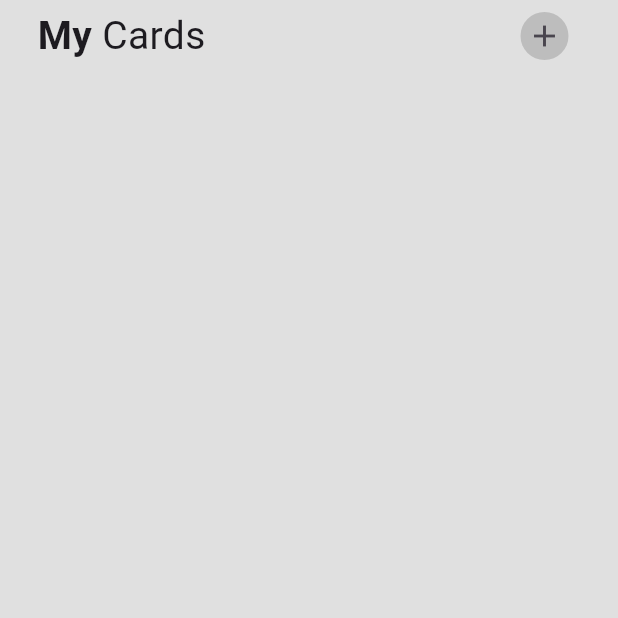
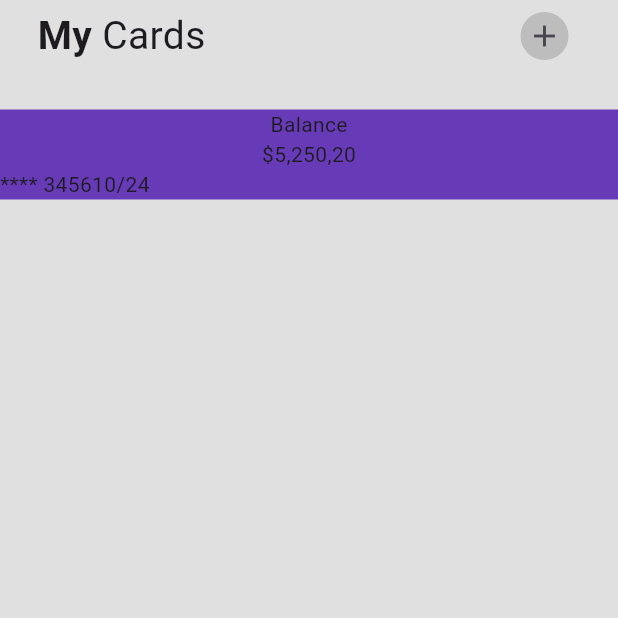
Before and after one commit to songhee24/wallet-app-ui, a Flutter app: the screen it shows after launch, on a phone screen of 412 x 824 dp, the top half of it. Run offline on Flutter 3.47's test engine with Material 2 defaults, Android fonts, the light colour scheme and no system bars.

Commit message:
start to layout cards

```diff
--- a/lib/src/screens/home_screen.dart
+++ b/lib/src/screens/home_screen.dart
@@ -36,7 +36,7 @@ class _HomeScreenState extends State<HomeScreen> {
                     ],
                   ),
 
-                  // Pluss Button
+                  // Plus Button
                   IconButton(
                     icon: const Icon(Icons.add),
                     padding: const EdgeInsets.all(4),
@@ -53,6 +53,28 @@ class _HomeScreenState extends State<HomeScreen> {
                   ),
                 ],
               ),
+            ),
+
+            const SizedBox(
+              height: 25,
+            ),
+            // Cards
+            Container(
+              decoration: const BoxDecoration(
+                color: Colors.deepPurple,
+              ),
+              child: Column(
+                children: <Widget>[
+                  Text('Balance'),
+                  Text('\$5,250,20'),
+                  Row(
+                    children: const <Widget>[
+                      Text('**** 3456'),
+                      Text('10/24'),
+                    ],
+                  )
+                ],
+              ),
             )
           ],
         ),
```
